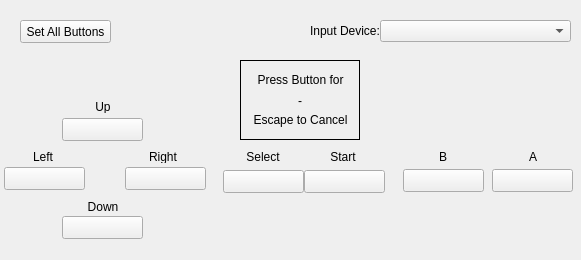
tineras/TinerasNES_Reworked, file src/controller_widget.ui: the form before one commit.
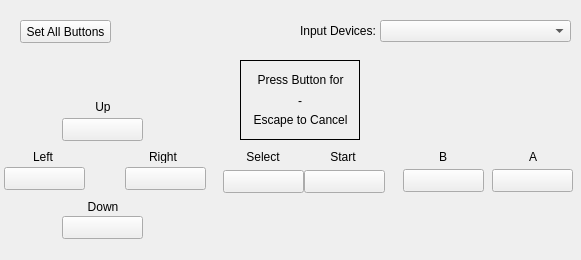
The form after the commit.

Commit message: Add support for multiple joysticks. Add input device names to dropdown.

Patch:
```diff
--- a/src/controller_widget.ui
+++ b/src/controller_widget.ui
@@ -16,14 +16,14 @@
   <widget class="QLabel" name="label">
    <property name="geometry">
     <rect>
-     <x>310</x>
+     <x>300</x>
      <y>20</y>
      <width>91</width>
      <height>21</height>
     </rect>
    </property>
    <property name="text">
-    <string>Input Device:</string>
+    <string>Input Devices:</string>
    </property>
   </widget>
   <widget class="QComboBox" name="combo_box_input_device">
```
The commit also changes 3 other files.
